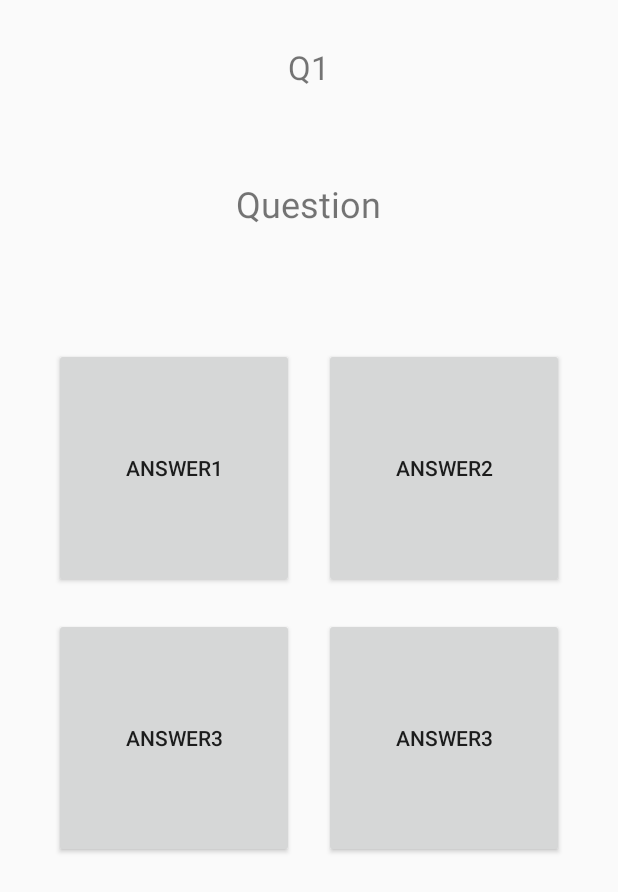
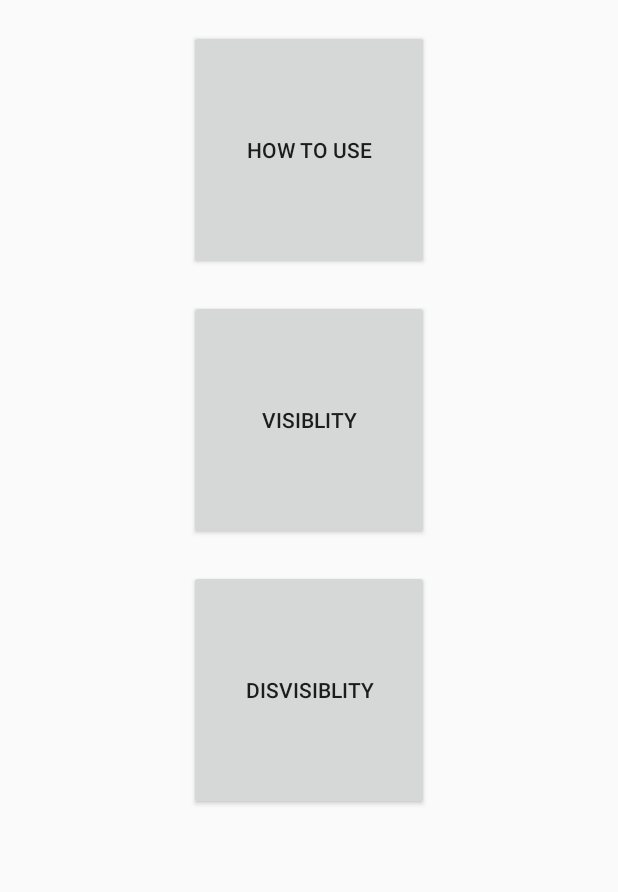
Before and after one commit to nuvvlyy/Myquizgame, an Android app: the layout activity_main.xml on its own in the app's theme, with its tools: preview values and no code run, on a phone screen of 412 x 824 dp. Shown: the top 892 px of the screen. Run offline under Robolectric (Android 15) with nearby library versions, the phone set to English and light mode, and no system bars.

Commit message:
has button in main to how to for normal and abnormal

```diff
--- a/app/src/main/res/layout/activity_main.xml
+++ b/app/src/main/res/layout/activity_main.xml
@@ -9,67 +9,32 @@
     android:gravity="center_horizontal"
     >
 
-    <TextView
-        android:id="@+id/countLabel"
-        android:layout_width="wrap_content"
-        android:layout_height="wrap_content"
-        android:text="Q1"
-        android:textSize="22sp"
-        android:layout_marginTop="30dp"/>
-    <TextView
-        android:id="@+id/questionLabel"
-        android:layout_width="wrap_content"
-        android:layout_height="wrap_content"
-        android:text="Question"
-        android:textSize="24sp"
-        android:layout_marginTop="60dp"/>
-
-    <RelativeLayout
-        android:layout_width="wrap_content"
-        android:layout_height="wrap_content"
-        android:layout_gravity="center">
 
 
     <Button
-            android:id="@+id/answerBtn1"
-            android:layout_width="160dp"
-            android:layout_height="160dp"
-            android:layout_marginTop="80dp"
-            android:text="answer1"
-            android:onClick="checkAnswer"
-            />
-        <Button
-            android:id="@+id/answerBtn2"
-            android:layout_width="160dp"
-            android:layout_height="160dp"
-            android:layout_marginTop="80dp"
-            android:layout_marginLeft="20dp"
-            android:text="answer2"
-            android:layout_toRightOf="@+id/answerBtn1"
-            android:onClick="checkAnswer"
-            />
-        <Button
-            android:id="@+id/answerBtn3"
+        android:id="@+id/Btn1"
         android:layout_width="160dp"
         android:layout_height="160dp"
         android:layout_marginTop="20dp"
-            android:text="answer3"
-            android:layout_below="@+id/answerBtn1"
-            android:onClick="checkAnswer"
+        android:text="how to use"
         />
+
     <Button
-            android:id="@+id/answerBtn4"
+        android:id="@+id/Btn2"
         android:layout_width="160dp"
         android:layout_height="160dp"
+        android:layout_below="@+id/Btn1"
         android:layout_marginTop="20dp"
-            android:layout_marginLeft="20dp"
-            android:text="answer3"
-            android:layout_below="@+id/answerBtn2"
-            android:layout_toRightOf="@+id/answerBtn3"
-            android:onClick="checkAnswer"
-            />
+        android:text="visiblity" />
 
-    </RelativeLayout>
+    <Button
+        android:id="@+id/Btn3"
+        android:layout_width="160dp"
+        android:layout_height="160dp"
+        android:layout_below="@+id/Btn2"
+        android:layout_marginTop="20dp"
+        android:text="disvisiblity" />
+
 
 
 </LinearLayout>
```
Lines whose indentation alone changed are shown as unchanged.
